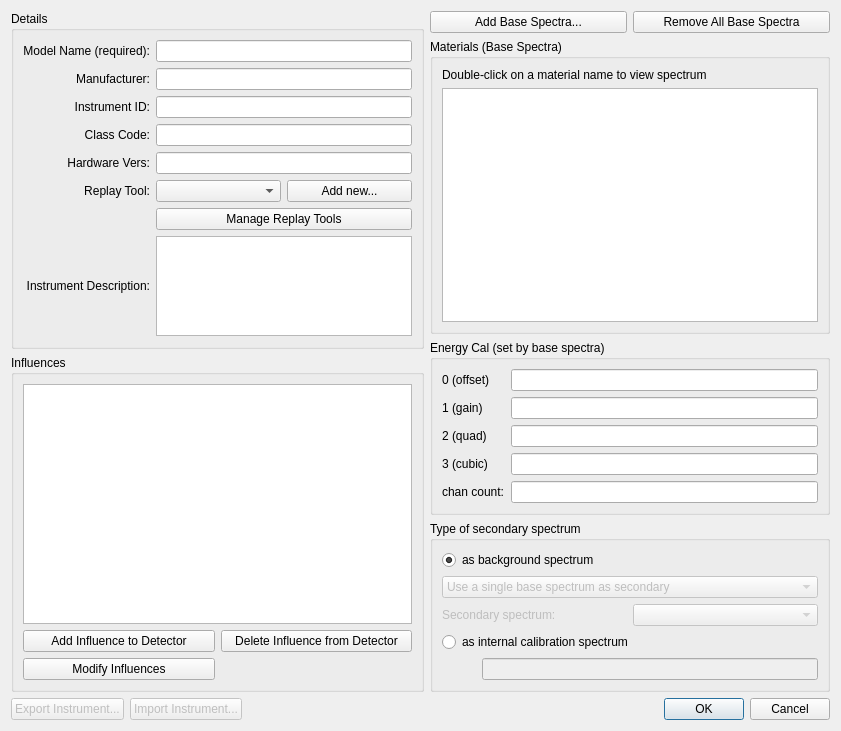
The window that src/ui/add_detector_dialog.ui (LLNL/RASE) describes before a commit, drawn with Qt 5.
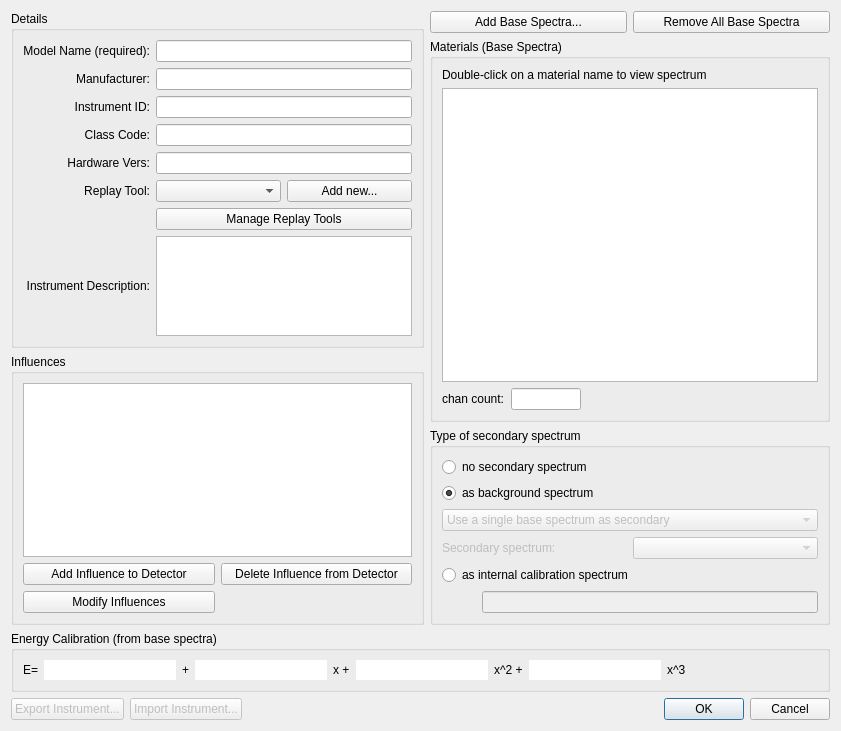
The same window after the commit.

Diff of the .ui file:
```diff
--- a/src/ui/add_detector_dialog.ui
+++ b/src/ui/add_detector_dialog.ui
@@ -14,6 +14,407 @@
    <string>Add Instrument</string>
   </property>
   <layout class="QGridLayout" name="gridLayout_2">
+   <item row="1" column="0" rowspan="2" colspan="2">
+    <widget class="QGroupBox" name="groupBox_5">
+     <property name="sizePolicy">
+      <sizepolicy hsizetype="Expanding" vsizetype="Expanding">
+       <horstretch>0</horstretch>
+       <verstretch>0</verstretch>
+      </sizepolicy>
+     </property>
+     <property name="minimumSize">
+      <size>
+       <width>0</width>
+       <height>0</height>
+      </size>
+     </property>
+     <property name="title">
+      <string>Energy Calibration (from base spectra)</string>
+     </property>
+     <layout class="QHBoxLayout" name="horizontalLayout_4">
+      <item>
+       <widget class="QLabel" name="label_2">
+        <property name="text">
+         <string>E=</string>
+        </property>
+        <property name="buddy">
+         <cstring>txtEcal1</cstring>
+        </property>
+       </widget>
+      </item>
+      <item>
+       <widget class="QLineEdit" name="txtEcal0">
+        <property name="frame">
+         <bool>false</bool>
+        </property>
+        <property name="alignment">
+         <set>Qt::AlignCenter</set>
+        </property>
+        <property name="readOnly">
+         <bool>true</bool>
+        </property>
+       </widget>
+      </item>
+      <item>
+       <widget class="QLabel" name="label_3">
+        <property name="text">
+         <string>+</string>
+        </property>
+        <property name="buddy">
+         <cstring>txtEcal2</cstring>
+        </property>
+       </widget>
+      </item>
+      <item>
+       <widget class="QLineEdit" name="txtEcal1">
+        <property name="frame">
+         <bool>false</bool>
+        </property>
+        <property name="alignment">
+         <set>Qt::AlignCenter</set>
+        </property>
+        <property name="readOnly">
+         <bool>true</bool>
+        </property>
+       </widget>
+      </item>
+      <item>
+       <widget class="QLabel" name="label_4">
+        <property name="text">
+         <string>x +</string>
+        </property>
+        <property name="buddy">
+         <cstring>txtEcal3</cstring>
+        </property>
+       </widget>
+      </item>
+      <item>
+       <widget class="QLineEdit" name="txtEcal2">
+        <property name="frame">
+         <bool>false</bool>
+        </property>
+        <property name="alignment">
+         <set>Qt::AlignCenter</set>
+        </property>
+        <property name="readOnly">
+         <bool>true</bool>
+        </property>
+       </widget>
+      </item>
+      <item>
+       <widget class="QLabel" name="label">
+        <property name="text">
+         <string>x^2 +</string>
+        </property>
+       </widget>
+      </item>
+      <item>
+       <widget class="QLineEdit" name="txtEcal3">
+        <property name="frame">
+         <bool>false</bool>
+        </property>
+        <property name="alignment">
+         <set>Qt::AlignCenter</set>
+        </property>
+        <property name="readOnly">
+         <bool>true</bool>
+        </property>
+       </widget>
+      </item>
+      <item>
+       <widget class="QLabel" name="label_14">
+        <property name="text">
+         <string>x^3</string>
+        </property>
+       </widget>
+      </item>
+      <item>
+       <spacer name="horizontalSpacer_4">
+        <property name="orientation">
+         <enum>Qt::Horizontal</enum>
+        </property>
+        <property name="sizeHint" stdset="0">
+         <size>
+          <width>40</width>
+          <height>20</height>
+         </size>
+        </property>
+       </spacer>
+      </item>
+     </layout>
+    </widget>
+   </item>
+   <item row="3" column="0" colspan="2">
+    <layout class="QHBoxLayout" name="horizontalLayout">
+     <item>
+      <widget class="QPushButton" name="btnExportDetector">
+       <property name="enabled">
+        <bool>false</bool>
+       </property>
+       <property name="text">
+        <string>Export Instrument...</string>
+       </property>
+      </widget>
+     </item>
+     <item>
+      <widget class="QPushButton" name="btnImportDetector">
+       <property name="enabled">
+        <bool>false</bool>
+       </property>
+       <property name="text">
+        <string>Import Instrument...</string>
+       </property>
+      </widget>
+     </item>
+     <item>
+      <spacer name="horizontalSpacer_2">
+       <property name="orientation">
+        <enum>Qt::Horizontal</enum>
+       </property>
+       <property name="sizeHint" stdset="0">
+        <size>
+         <width>40</width>
+         <height>20</height>
+        </size>
+       </property>
+      </spacer>
+     </item>
+     <item>
+      <widget class="QDialogButtonBox" name="buttonBox">
+       <property name="standardButtons">
+        <set>QDialogButtonBox::Cancel|QDialogButtonBox::Ok</set>
+       </property>
+      </widget>
+     </item>
+    </layout>
+   </item>
+   <item row="0" column="1">
+    <layout class="QGridLayout" name="gridLayout_5">
+     <item row="1" column="0" colspan="2">
+      <widget class="QGroupBox" name="groupBox">
+       <property name="title">
+        <string>Materials (Base Spectra)</string>
+       </property>
+       <layout class="QVBoxLayout" name="verticalLayout_3">
+        <item>
+         <widget class="QLabel" name="label_6">
+          <property name="text">
+           <string>Double-click on a material name to view spectrum</string>
+          </property>
+         </widget>
+        </item>
+        <item>
+         <widget class="QListWidget" name="lstBaseSpectra"/>
+        </item>
+        <item>
+         <layout class="QHBoxLayout" name="horizontalLayout_5">
+          <property name="topMargin">
+           <number>0</number>
+          </property>
+          <item>
+           <widget class="QLabel" name="label_5">
+            <property name="text">
+             <string>chan count:</string>
+            </property>
+            <property name="buddy">
+             <cstring>txtChannelCount</cstring>
+            </property>
+           </widget>
+          </item>
+          <item>
+           <widget class="QLineEdit" name="txtChannelCount">
+            <property name="maximumSize">
+             <size>
+              <width>70</width>
+              <height>16777215</height>
+             </size>
+            </property>
+            <property name="readOnly">
+             <bool>true</bool>
+            </property>
+           </widget>
+          </item>
+          <item>
+           <spacer name="horizontalSpacer_3">
+            <property name="orientation">
+             <enum>Qt::Horizontal</enum>
+            </property>
+            <property name="sizeHint" stdset="0">
+             <size>
+              <width>40</width>
+              <height>20</height>
+             </size>
+            </property>
+           </spacer>
+          </item>
+         </layout>
+        </item>
+       </layout>
+      </widget>
+     </item>
+     <item row="2" column="0" colspan="2">
+      <widget class="QGroupBox" name="includeSecondarySpectrumCheckBox">
+       <property name="enabled">
+        <bool>true</bool>
+       </property>
+       <property name="sizePolicy">
+        <sizepolicy hsizetype="Preferred" vsizetype="Minimum">
+         <horstretch>0</horstretch>
+         <verstretch>0</verstretch>
+        </sizepolicy>
+       </property>
+       <property name="title">
+        <string>Type of secondary spectrum</string>
+       </property>
+       <property name="flat">
+        <bool>false</bool>
+       </property>
+       <property name="checkable">
+        <bool>false</bool>
+       </property>
+       <layout class="QVBoxLayout" name="verticalLayout_2">
+        <item>
+         <widget class="QRadioButton" name="noSecondaryRadio">
+          <property name="text">
+           <string>no secondary spectrum</string>
+          </property>
+         </widget>
+        </item>
+        <item>
+         <widget class="QRadioButton" name="secondaryIsBackgroundRadio">
+          <property name="enabled">
+           <bool>true</bool>
+          </property>
+          <property name="sizePolicy">
+           <sizepolicy hsizetype="Minimum" vsizetype="Minimum">
+            <horstretch>0</horstretch>
+            <verstretch>0</verstretch>
+           </sizepolicy>
+          </property>
+          <property name="text">
+           <string>as background spectrum</string>
+          </property>
+          <property name="checked">
+           <bool>true</bool>
+          </property>
+         </widget>
+        </item>
+        <item>
+         <widget class="QComboBox" name="combo_typesecondary">
+          <property name="enabled">
+           <bool>false</bool>
+          </property>
+          <property name="toolTip">
+           <string>Select one of the base spectra to be the secondary for all created spectra;
+Set the secondary automatically based on the backgrounds defined in a scenario;
+Use the secondary spectrum built into the base spectrum as is (not recommended!)</string>
+          </property>
+          <item>
+           <property name="text">
+            <string>Use a single base spectrum as secondary</string>
+           </property>
+          </item>
+          <item>
+           <property name="text">
+            <string>Use background from scenarios as secondary</string>
+           </property>
+          </item>
+          <item>
+           <property name="text">
+            <string>Use secondary defined in base spectra files</string>
+           </property>
+          </item>
+         </widget>
+        </item>
+        <item>
+         <layout class="QHBoxLayout" name="horizontalLayout_3">
+          <item>
+           <widget class="QLabel" name="label_basesecondary">
+            <property name="enabled">
+             <bool>false</bool>
+            </property>
+            <property name="text">
+             <string>Secondary spectrum:</string>
+            </property>
+           </widget>
+          </item>
+          <item>
+           <widget class="QComboBox" name="combo_basesecondary">
+            <property name="enabled">
+             <bool>false</bool>
+            </property>
+           </widget>
+          </item>
+         </layout>
+        </item>
+        <item>
+         <widget class="QRadioButton" name="secondaryIsCalibrationRadio">
+          <property name="sizePolicy">
+           <sizepolicy hsizetype="MinimumExpanding" vsizetype="Minimum">
+            <horstretch>0</horstretch>
+            <verstretch>0</verstretch>
+           </sizepolicy>
+          </property>
+          <property name="maximumSize">
+           <size>
+            <width>16777215</width>
+            <height>25</height>
+           </size>
+          </property>
+          <property name="text">
+           <string>as internal calibration spectrum</string>
+          </property>
+          <property name="checked">
+           <bool>false</bool>
+          </property>
+         </widget>
+        </item>
+        <item>
+         <layout class="QHBoxLayout" name="horizontalLayout_2">
+          <item>
+           <spacer name="horizontalSpacer">
+            <property name="orientation">
+             <enum>Qt::Horizontal</enum>
+            </property>
+            <property name="sizeType">
+             <enum>QSizePolicy::Minimum</enum>
+            </property>
+            <property name="sizeHint" stdset="0">
+             <size>
+              <width>40</width>
+              <height>20</height>
+             </size>
+            </property>
+           </spacer>
+          </item>
+          <item>
+           <widget class="QLineEdit" name="bckgndSpecFileDisplay">
+            <property name="enabled">
+             <bool>false</bool>
+            </property>
+           </widget>
+          </item>
+         </layout>
+        </item>
+       </layout>
+      </widget>
+     </item>
+     <item row="0" column="1">
+      <widget class="QPushButton" name="btnRemoveBaseSpectra">
+       <property name="text">
+        <string>Remove All Base Spectra</string>
+       </property>
+      </widget>
+     </item>
+     <item row="0" column="0">
+      <widget class="QPushButton" name="btnAddBaseSpectra">
+       <property name="text">
+        <string>Add Base Spectra...</string>
+       </property>
+      </widget>
+     </item>
+    </layout>
+   </item>
    <item row="0" column="0">
     <layout class="QVBoxLayout" name="verticalLayout" stretch="0,0">
      <item>
@@ -199,333 +600,6 @@
      </item>
     </layout>
    </item>
-   <item row="0" column="1">
-    <layout class="QGridLayout" name="gridLayout_5" columnminimumwidth="0,0">
-     <item row="0" column="0">
-      <widget class="QPushButton" name="btnAddBaseSpectra">
-       <property name="text">
-        <string>Add Base Spectra...</string>
-       </property>
-      </widget>
-     </item>
-     <item row="0" column="1">
-      <widget class="QPushButton" name="btnRemoveBaseSpectra">
-       <property name="text">
-        <string>Remove All Base Spectra</string>
-       </property>
-      </widget>
-     </item>
-     <item row="1" column="0" colspan="2">
-      <widget class="QGroupBox" name="groupBox">
-       <property name="title">
-        <string>Materials (Base Spectra)</string>
-       </property>
-       <layout class="QVBoxLayout" name="verticalLayout_3">
-        <item>
-         <widget class="QLabel" name="label_6">
-          <property name="text">
-           <string>Double-click on a material name to view spectrum</string>
-          </property>
-         </widget>
-        </item>
-        <item>
-         <widget class="QListWidget" name="lstBaseSpectra"/>
-        </item>
-       </layout>
-      </widget>
-     </item>
-     <item row="2" column="0" colspan="2">
-      <widget class="QGroupBox" name="groupBox_4">
-       <property name="title">
-        <string>Energy Cal (set by base spectra)</string>
-       </property>
-       <layout class="QGridLayout" name="gridLayout_4">
-        <item row="4" column="0">
-         <widget class="QLabel" name="label_4">
-          <property name="text">
-           <string>3 (cubic)</string>
-          </property>
-          <property name="buddy">
-           <cstring>txtEcal3</cstring>
-          </property>
-         </widget>
-        </item>
-        <item row="1" column="1">
-         <widget class="QLineEdit" name="txtEcal0">
-          <property name="readOnly">
-           <bool>true</bool>
-          </property>
-         </widget>
-        </item>
-        <item row="2" column="0">
-         <widget class="QLabel" name="label_2">
-          <property name="text">
-           <string>1 (gain)</string>
-          </property>
-          <property name="buddy">
-           <cstring>txtEcal1</cstring>
-          </property>
-         </widget>
-        </item>
-        <item row="5" column="1">
-         <widget class="QLineEdit" name="txtChannelCount">
-          <property name="readOnly">
-           <bool>true</bool>
-          </property>
-         </widget>
-        </item>
-        <item row="5" column="0">
-         <widget class="QLabel" name="label_5">
-          <property name="text">
-           <string>chan count:</string>
-          </property>
-          <property name="buddy">
-           <cstring>txtChannelCount</cstring>
-          </property>
-         </widget>
-        </item>
-        <item row="4" column="1">
-         <widget class="QLineEdit" name="txtEcal3">
-          <property name="readOnly">
-           <bool>true</bool>
-          </property>
-         </widget>
-        </item>
-        <item row="2" column="1">
-         <widget class="QLineEdit" name="txtEcal1">
-          <property name="readOnly">
-           <bool>true</bool>
-          </property>
-         </widget>
-        </item>
-        <item row="1" column="0">
-         <widget class="QLabel" name="label">
-          <property name="text">
-           <string>0 (offset)</string>
-          </property>
-          <property name="buddy">
-           <cstring>txtEcal0</cstring>
-          </property>
-         </widget>
-        </item>
-        <item row="3" column="1">
-         <widget class="QLineEdit" name="txtEcal2">
-          <property name="readOnly">
-           <bool>true</bool>
-          </property>
-         </widget>
-        </item>
-        <item row="3" column="0">
-         <widget class="QLabel" name="label_3">
-          <property name="text">
-           <string>2 (quad)</string>
-          </property>
-          <property name="buddy">
-           <cstring>txtEcal2</cstring>
-          </property>
-         </widget>
-        </item>
-       </layout>
-      </widget>
-     </item>
-     <item row="3" column="0" colspan="2">
-      <widget class="QGroupBox" name="includeSecondarySpectrumCheckBox">
-       <property name="enabled">
-        <bool>true</bool>
-       </property>
-       <property name="sizePolicy">
-        <sizepolicy hsizetype="Preferred" vsizetype="Minimum">
-         <horstretch>0</horstretch>
-         <verstretch>0</verstretch>
-        </sizepolicy>
-       </property>
-       <property name="title">
-        <string>Type of secondary spectrum</string>
-       </property>
-       <property name="flat">
-        <bool>false</bool>
-       </property>
-       <property name="checkable">
-        <bool>false</bool>
-       </property>
-       <layout class="QVBoxLayout" name="verticalLayout_2">
-        <item>
-         <layout class="QVBoxLayout" name="verticalLayout_4">
-          <item>
-           <widget class="QRadioButton" name="secondaryIsBackgroundRadio">
-            <property name="enabled">
-             <bool>true</bool>
-            </property>
-            <property name="sizePolicy">
-             <sizepolicy hsizetype="Minimum" vsizetype="Minimum">
-              <horstretch>0</horstretch>
-              <verstretch>0</verstretch>
-             </sizepolicy>
-            </property>
-            <property name="text">
-             <string>as background spectrum</string>
-            </property>
-            <property name="checked">
-             <bool>true</bool>
-            </property>
-           </widget>
-          </item>
-          <item>
-           <layout class="QVBoxLayout" name="verticalLayout_6">
-            <item>
-             <widget class="QComboBox" name="combo_typesecondary">
-              <property name="enabled">
-               <bool>false</bool>
-              </property>
-              <property name="toolTip">
-               <string>Select one of the base spectra to be the secondary for all created spectra;
-Set the secondary automatically based on the backgrounds defined in a scenario;
-Use the secondary spectrum built into the base spectrum as is (not recommended!)</string>
-              </property>
-              <item>
-               <property name="text">
-                <string>Use a single base spectrum as secondary</string>
-               </property>
-              </item>
-              <item>
-               <property name="text">
-                <string>Use background from scenarios as secondary</string>
-               </property>
-              </item>
-              <item>
-               <property name="text">
-                <string>Use secondary defined in base spectra files</string>
-               </property>
-              </item>
-             </widget>
-            </item>
-            <item>
-             <layout class="QHBoxLayout" name="horizontalLayout_3">
-              <item>
-               <widget class="QLabel" name="label_basesecondary">
-                <property name="enabled">
-                 <bool>false</bool>
-                </property>
-                <property name="text">
-                 <string>Secondary spectrum:</string>
-                </property>
-               </widget>
-              </item>
-              <item>
-               <widget class="QComboBox" name="combo_basesecondary">
-                <property name="enabled">
-                 <bool>false</bool>
-                </property>
-               </widget>
-              </item>
-             </layout>
-            </item>
-           </layout>
-          </item>
-         </layout>
-        </item>
-        <item>
-         <layout class="QVBoxLayout" name="verticalLayout_5">
-          <item>
-           <widget class="QRadioButton" name="secondaryIsCalibrationRadio">
-            <property name="sizePolicy">
-             <sizepolicy hsizetype="MinimumExpanding" vsizetype="Minimum">
-              <horstretch>0</horstretch>
-              <verstretch>0</verstretch>
-             </sizepolicy>
-            </property>
-            <property name="maximumSize">
-             <size>
-              <width>16777215</width>
-              <height>25</height>
-             </size>
-            </property>
-            <property name="text">
-             <string>as internal calibration spectrum</string>
-            </property>
-            <property name="checked">
-             <bool>false</bool>
-            </property>
-           </widget>
-          </item>
-          <item>
-           <layout class="QHBoxLayout" name="horizontalLayout_2">
-            <item>
-             <spacer name="horizontalSpacer">
-              <property name="orientation">
-               <enum>Qt::Horizontal</enum>
-              </property>
-              <property name="sizeType">
-               <enum>QSizePolicy::Minimum</enum>
-              </property>
-              <property name="sizeHint" stdset="0">
-               <size>
-                <width>40</width>
-                <height>20</height>
-               </size>
-              </property>
-             </spacer>
-            </item>
-            <item>
-             <widget class="QLineEdit" name="bckgndSpecFileDisplay">
-              <property name="enabled">
-               <bool>false</bool>
-              </property>
-             </widget>
-            </item>
-           </layout>
-          </item>
-         </layout>
-        </item>
-       </layout>
-      </widget>
-     </item>
-    </layout>
-   </item>
-   <item row="1" column="0" colspan="2">
-    <layout class="QHBoxLayout" name="horizontalLayout">
-     <item>
-      <widget class="QPushButton" name="btnExportDetector">
-       <property name="enabled">
-        <bool>false</bool>
-       </property>
-       <property name="text">
-        <string>Export Instrument...</string>
-       </property>
-      </widget>
-     </item>
-     <item>
-      <widget class="QPushButton" name="btnImportDetector">
-       <property name="enabled">
-        <bool>false</bool>
-       </property>
-       <property name="text">
-        <string>Import Instrument...</string>
-       </property>
-      </widget>
-     </item>
-     <item>
-      <spacer name="horizontalSpacer_2">
-       <property name="orientation">
-        <enum>Qt::Horizontal</enum>
-       </property>
-       <property name="sizeHint" stdset="0">
-        <size>
-         <width>40</width>
-         <height>20</height>
-        </size>
-       </property>
-      </spacer>
-     </item>
-     <item>
-      <widget class="QDialogButtonBox" name="buttonBox">
-       <property name="standardButtons">
-        <set>QDialogButtonBox::Cancel|QDialogButtonBox::Ok</set>
-       </property>
-      </widget>
-     </item>
-    </layout>
-   </item>
   </layout>
  </widget>
  <resources/>
```
Left out of the diff: 6 changed lines with no effect on the pictures.
